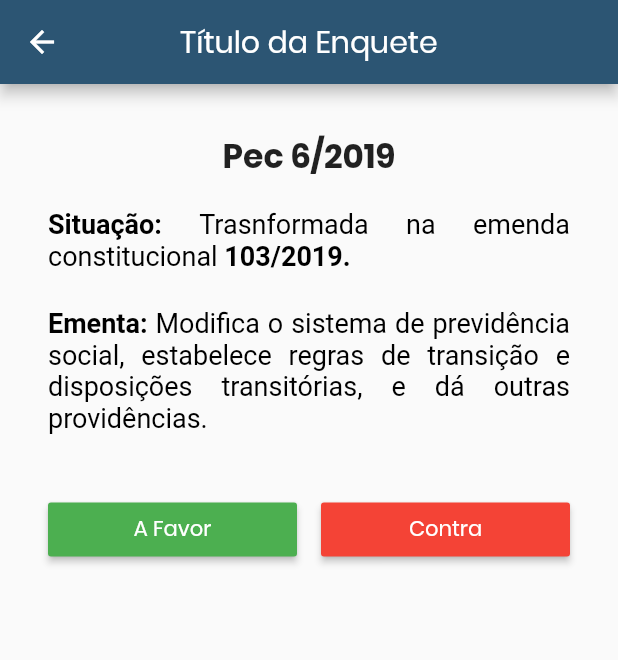
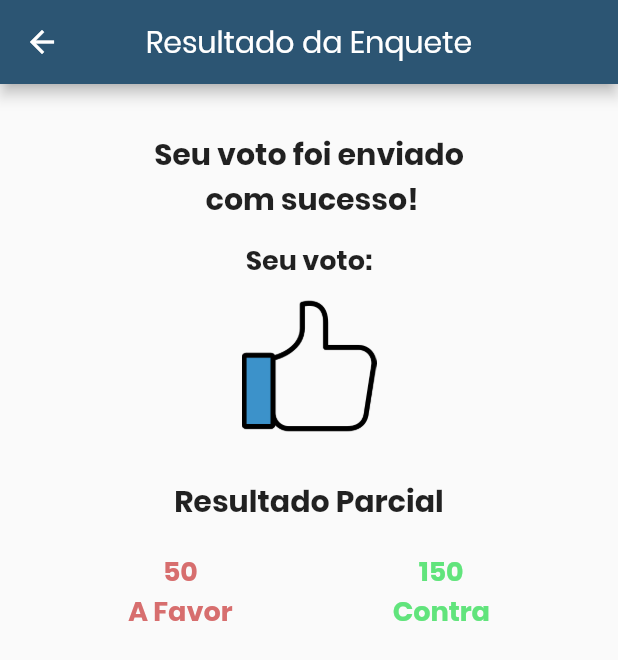
Before and after one commit to luizrmm/app-itagi, a Flutter app: the EnqueteDetail screen opened directly, after a tap on "A Favor", on a phone screen of 412 x 824 dp. Shown: the top 660 px of the screen. Run offline on Flutter 3.47's test engine with Material 2 defaults, Android fonts, the phone set to English and light mode, and no system bars; network calls fail.

```diff
--- a/lib/main.dart
+++ b/lib/main.dart
@@ -16,8 +16,10 @@ class MyApp extends StatelessWidget {
       ],
       child: MaterialApp(
         debugShowCheckedModeBanner: false,
-        theme:
-            ThemeData(primaryColor: Color(0xFF2C5573), fontFamily: 'Poppins'),
+        theme: ThemeData(
+          primaryColor: Color(0xFF2C5573),
+          fontFamily: 'Poppins',
+        ),
         home: HomeScreen(),
       ),
     );
--- a/lib/screens/Enquete/enquete_detail.dart
+++ b/lib/screens/Enquete/enquete_detail.dart
@@ -1,3 +1,4 @@
+import 'package:aqui_cliente/screens/Enquete/enquete_res.dart';
 import 'package:flutter/material.dart';
 
 class EnqueteDetail extends StatelessWidget {
@@ -40,7 +41,9 @@ class EnqueteDetail extends StatelessWidget {
             SizedBox(
               height: 24.0,
             ),
-            RichText(
+            Expanded(
+              flex: 2,
+              child: RichText(
                 textAlign: TextAlign.justify,
                 text: TextSpan(
                   text: 'Ementa: ',
@@ -57,15 +60,21 @@ class EnqueteDetail extends StatelessWidget {
                   ],
                 ),
               ),
-            Padding(
-              padding: const EdgeInsets.only(top: 40.0, bottom: 12.0),
+            ),
+            Expanded(
+              flex: 1,
               child: Row(
                 mainAxisAlignment: MainAxisAlignment.center,
                 children: <Widget>[
                   Expanded(
                     child: RaisedButton(
-                      color: Colors.green,
-                      onPressed: () {},
+                      shape: RoundedRectangleBorder(
+                          borderRadius: BorderRadius.circular(6.0)),
+                      color: Color(0xFF61E47C),
+                      onPressed: () {
+                        Navigator.of(context).push(MaterialPageRoute(
+                            builder: (context) => EnqueteResultado()));
+                      },
                       child: Text('A Favor',
                           style: TextStyle(color: Colors.white)),
                     ),
@@ -75,7 +84,9 @@ class EnqueteDetail extends StatelessWidget {
                   ),
                   Expanded(
                     child: RaisedButton(
-                      color: Colors.red,
+                      shape: RoundedRectangleBorder(
+                          borderRadius: BorderRadius.circular(6.0)),
+                      color: Color(0xFFD76E6E),
                       onPressed: () {},
                       child: Text(
                         'Contra',
--- /dev/null
+++ b/lib/screens/Enquete/enquete_res.dart
@@ -0,0 +1,68 @@
+import 'package:flutter/material.dart';
+
+class EnqueteResultado extends StatelessWidget {
+  @override
+  Widget build(BuildContext context) {
+    return Scaffold(
+      appBar: AppBar(
+        title: Text('Resultado da Enquete'),
+        centerTitle: true,
+      ),
+      body: Container(
+        padding: EdgeInsets.all(32.0),
+        child: Column(
+          crossAxisAlignment: CrossAxisAlignment.stretch,
+          children: <Widget>[
+            Text(
+              'Seu voto foi enviado\n com sucesso!',
+              textAlign: TextAlign.center,
+              style: TextStyle(fontSize: 20.0, fontWeight: FontWeight.bold),
+            ),
+            Padding(
+              padding: const EdgeInsets.symmetric(vertical: 12.0),
+              child: Text(
+                'Seu voto:',
+                textAlign: TextAlign.center,
+                style: TextStyle(fontSize: 18.0, fontWeight: FontWeight.bold),
+              ),
+            ),
+            Image.asset(
+              'assets/like.png',
+              height: 90,
+              fit: BoxFit.contain,
+            ),
+            Padding(
+              padding: const EdgeInsets.only(top: 30.0, bottom: 18.0),
+              child: Text(
+                'Resultado Parcial',
+                textAlign: TextAlign.center,
+                style: TextStyle(fontSize: 20.0, fontWeight: FontWeight.bold),
+              ),
+            ),
+            Row(
+              mainAxisAlignment: MainAxisAlignment.spaceAround,
+              children: <Widget>[
+                Text(
+                  '50\nA Favor',
+                  textAlign: TextAlign.center,
+                  style: TextStyle(
+                      fontSize: 18.0,
+                      color: Color(0xFFD76E6E),
+                      fontWeight: FontWeight.bold),
+                ),
+                Text(
+                  '150\nContra',
+                  textAlign: TextAlign.center,
+                  style: TextStyle(
+                      fontSize: 18.0,
+                      color: Color(0xFF61E47C),
+                      fontWeight: FontWeight.bold),
+                ),
+              ],
+            )
+          ],
+        ),
+      ),
+    );
+  }
+}
--- a/lib/screens/Menu/menu.dart
+++ b/lib/screens/Menu/menu.dart
@@ -1,4 +1,5 @@
 import 'package:aqui_cliente/screens/Enquete/enquete_list.dart';
+import 'package:aqui_cliente/screens/Fale_conosco/fale_conosco.dart';
 import 'package:flutter/material.dart';
 import 'widgets/menu_item.dart';
 
@@ -22,6 +23,7 @@ class MenuScreen extends StatelessWidget {
             ),
             MenuItem(icon: 'assets/obras.png', label: 'Agenda de Obras'),
             MenuItem(
+              route: FaleConosco(),
               icon: 'assets/fale_conosco.png',
               label: 'Fale Conosco',
             ),
--- a/pubspec.yaml
+++ b/pubspec.yaml
@@ -53,6 +53,7 @@ flutter:
    - assets/contatos.png
    - assets/prefeitura.png
    - assets/prefeito.png
+   - assets/like.png
 
   # An image asset can refer to one or more resolution-specific "variants", see
   # https://flutter.dev/assets-and-images/#resolution-aware.
```
Also changed, not shown: lib/screens/Enquete/widgets/tile_enquete.dart (+7 -4 lines), lib/screens/Fale_conosco/fale_conosco.dart (added, +92 -0 lines), assets/like.png (added). Lines whose indentation alone changed are shown as unchanged.
